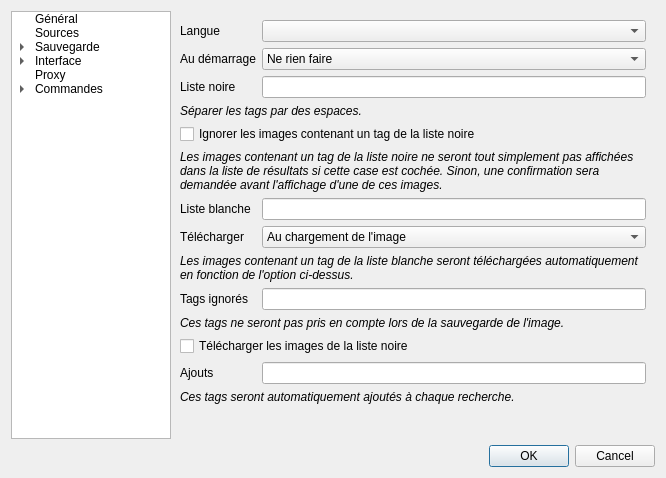
Old version of the form ui/optionswindow.ui in the repository XanderMld/imgbrd-grabber.
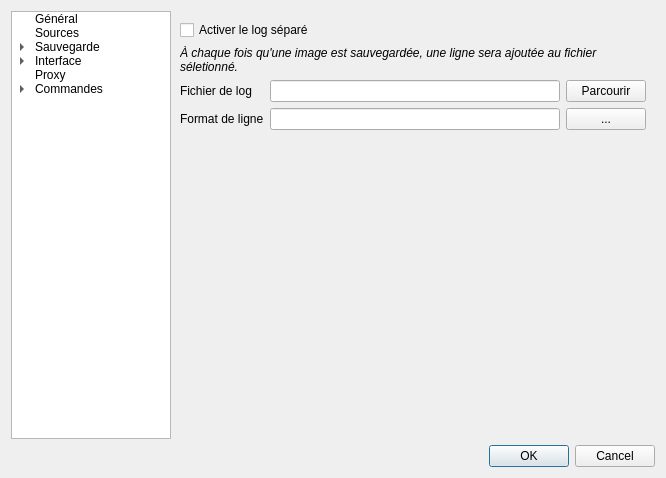
New version of the form. The open tabs and pages were chosen to show the change. Icons and pictures are not drawn.

Commit message: * Add global text file setting. * Replace line edit for quick filename in main window by select box. * Fix sources without sites not appearing when adding website. * Add WinXP fix to project file.

```diff
--- a/ui/optionswindow.ui
+++ b/ui/optionswindow.ui
@@ -927,6 +927,69 @@
          </item>
         </layout>
        </widget>
+       <widget class="QWidget" name="pageSaveLog">
+        <layout class="QFormLayout" name="formLayout_21">
+         <item row="0" column="0" colspan="2">
+          <widget class="QCheckBox" name="checkSaveLogEnable">
+           <property name="text">
+            <string>Activer le log séparé</string>
+           </property>
+          </widget>
+         </item>
+         <item row="2" column="0">
+          <widget class="QLabel" name="labelSaveLogFile">
+           <property name="text">
+            <string>Fichier de log</string>
+           </property>
+          </widget>
+         </item>
+         <item row="3" column="0">
+          <widget class="QLabel" name="labelSaveLogFormat">
+           <property name="text">
+            <string>Format de ligne</string>
+           </property>
+          </widget>
+         </item>
+         <item row="2" column="1">
+          <layout class="QHBoxLayout" name="layoutSaveLogFile">
+           <item>
+            <widget class="QLineEdit" name="lineSaveLogFile"/>
+           </item>
+           <item>
+            <widget class="QPushButton" name="buttonSaveLogFile">
+             <property name="text">
+              <string>Parcourir</string>
+             </property>
+            </widget>
+           </item>
+          </layout>
+         </item>
+         <item row="3" column="1">
+          <layout class="QHBoxLayout" name="layoutSaveLogFormat">
+           <item>
+            <widget class="QLineEdit" name="lineSaveLogFormat"/>
+           </item>
+           <item>
+            <widget class="QPushButton" name="buttonSaveLogFormat">
+             <property name="text">
+              <string>...</string>
+             </property>
+            </widget>
+           </item>
+          </layout>
+         </item>
+         <item row="1" column="0" colspan="2">
+          <widget class="QLabel" name="labelSaveLogEnable">
+           <property name="text">
+            <string>&lt;i&gt;À chaque fois qu'une image est sauvegardée, une ligne sera ajoutée au fichier séletionné.&lt;/i&gt;</string>
+           </property>
+           <property name="wordWrap">
+            <bool>true</bool>
+           </property>
+          </widget>
+         </item>
+        </layout>
+       </widget>
        <widget class="QWidget" name="pageSaveConditionals">
         <layout class="QFormLayout" name="layoutFilenames">
          <item row="0" column="0" colspan="2">
```
Left out of the diff: 71 changed lines with no effect on the pictures. The commit also changes 12 other files.
